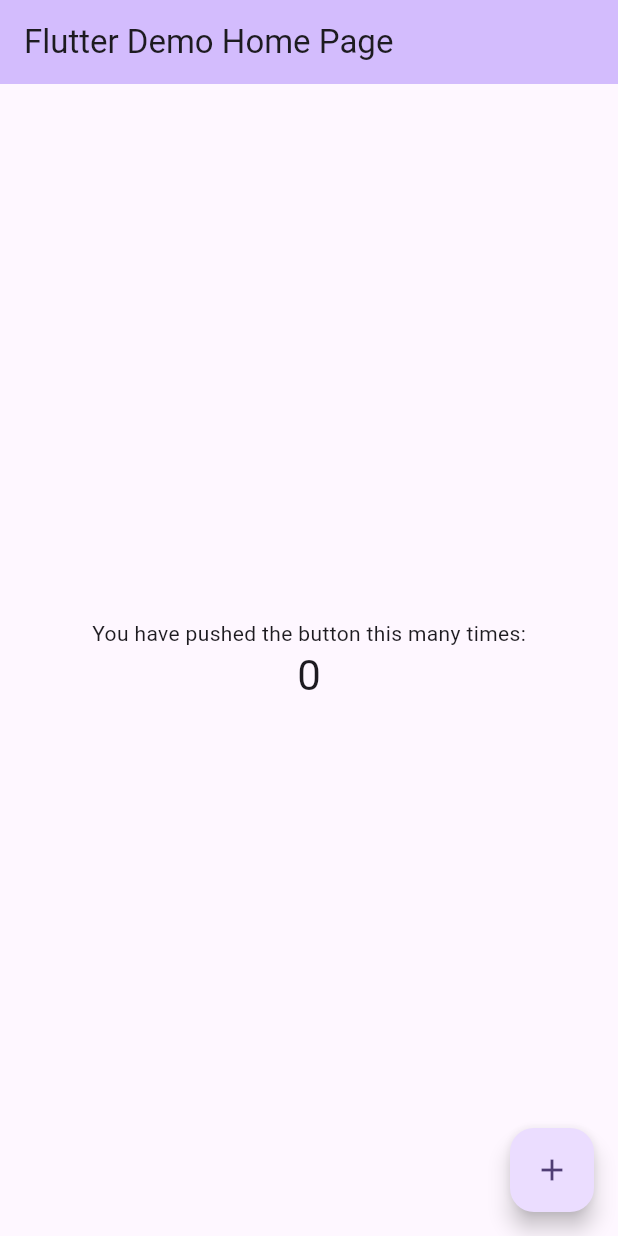
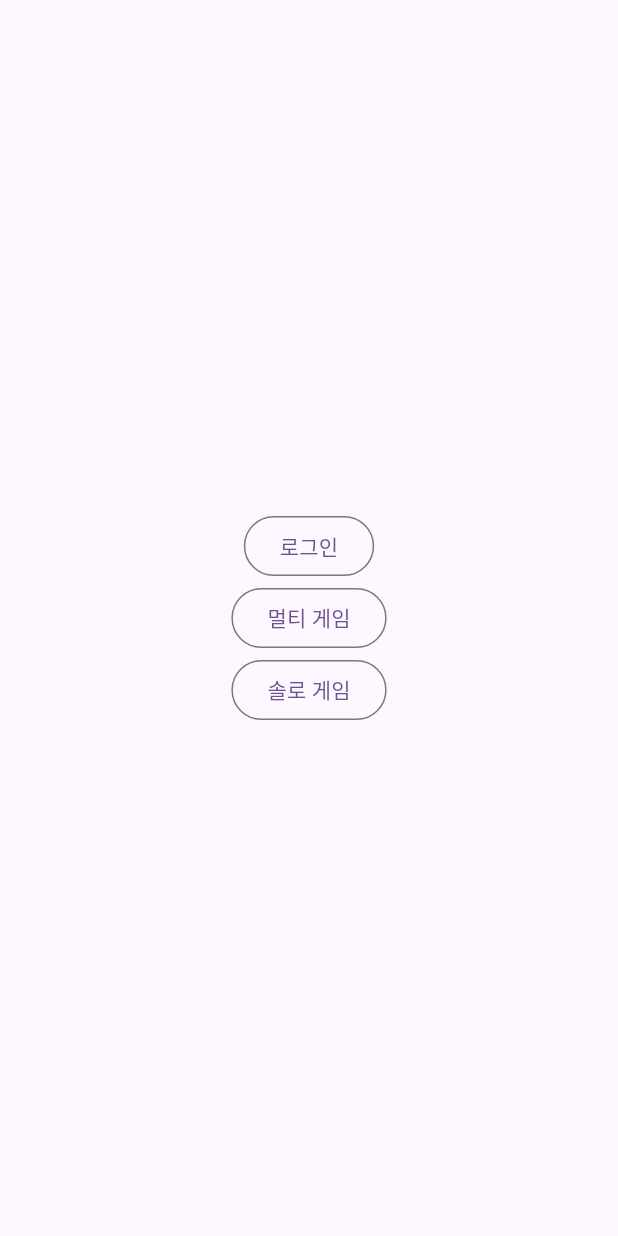
Before and after one commit to FLU0RITE/Brick_Breaker, a Flutter app: the screen it shows after launch, on a phone screen of 412 x 824 dp. Run offline on Flutter 3.47's test engine with Material 3 defaults, Android fonts, the phone set to English and light mode, and no system bars.

Commit message:
feat: 첫 화면 구현

```diff
--- a/lib/main.dart
+++ b/lib/main.dart
@@ -1,3 +1,4 @@
+import 'package:break_brick/presentation/page/start/start_page.dart';
 import 'package:flutter/material.dart';
 
 void main() {
@@ -6,62 +7,14 @@ void main() {
 
 class MyApp extends StatelessWidget {
   const MyApp({super.key});
-
-  // This widget is the root of your application.
   @override
   Widget build(BuildContext context) {
     return MaterialApp(
-      title: 'Flutter Demo',
       theme: ThemeData(
 
         colorScheme: ColorScheme.fromSeed(seedColor: Colors.deepPurple),
       ),
-      home: const MyHomePage(title: 'Flutter Demo Home Page'),
+      home: StartPage()
     );
   }
 }
-
-class MyHomePage extends StatefulWidget {
-  const MyHomePage({super.key, required this.title});
-  final String title;
-
-  @override
-  State<MyHomePage> createState() => _MyHomePageState();
-}
-
-class _MyHomePageState extends State<MyHomePage> {
-  int _counter = 0;
-
-  void _incrementCounter() {
-    setState(() {
-      _counter++;
-    });
-  }
-
-  @override
-  Widget build(BuildContext context) {
-    return Scaffold(
-      appBar: AppBar(
-        backgroundColor: Theme.of(context).colorScheme.inversePrimary,
-        title: Text(widget.title),
-      ),
-      body: Center(
-        child: Column(
-          mainAxisAlignment: MainAxisAlignment.center,
-          children: <Widget>[
-            const Text('You have pushed the button this many times:'),
-            Text(
-              '$_counter',
-              style: Theme.of(context).textTheme.headlineMedium,
-            ),
-          ],
-        ),
-      ),
-      floatingActionButton: FloatingActionButton(
-        onPressed: _incrementCounter,
-        tooltip: 'Increment',
-        child: const Icon(Icons.add),
-      ), // This trailing comma makes auto-formatting nicer for build methods.
-    );
-  }
-}
--- /dev/null
+++ b/lib/presentation/page/start/start_page.dart
@@ -0,0 +1,22 @@
+import 'package:flutter/cupertino.dart';
+import 'package:flutter/material.dart';
+
+class StartPage extends StatelessWidget {
+  const StartPage({super.key});
+
+  @override
+  Widget build(BuildContext context) {
+    return Scaffold(
+      body: Center(
+        child: Column(
+          mainAxisAlignment: MainAxisAlignment.center,
+          children: [
+            OutlinedButton(onPressed: (){}, child: Text("로그인")),
+            OutlinedButton(onPressed: (){}, child: Text("멀티 게임")),
+            OutlinedButton(onPressed: (){}, child: Text("솔로 게임")),
+          ]
+        )
+      )
+    );
+  }
+}
```
Also changed, not shown: 2 other files.
